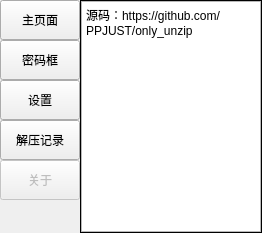
The window that ui_v2 原文件.ui (PPJUST/OnlyUnzip) describes before a commit, drawn with Qt 5.
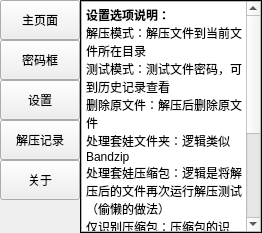
The same window after the commit. The open tabs and pages were chosen to show the change.

Commit message: 更新ui

```diff
--- a/ui_v2 原文件.ui
+++ b/ui_v2 原文件.ui
@@ -154,7 +154,7 @@
       <item>
        <widget class="QPushButton" name="button_page_history_4">
         <property name="enabled">
-         <bool>false</bool>
+         <bool>true</bool>
         </property>
         <property name="minimumSize">
          <size>
@@ -446,7 +446,15 @@
 &lt;html&gt;&lt;head&gt;&lt;meta name=&quot;qrichtext&quot; content=&quot;1&quot; /&gt;&lt;style type=&quot;text/css&quot;&gt;
 p, li { white-space: pre-wrap; }
 &lt;/style&gt;&lt;/head&gt;&lt;body style=&quot; font-family:'SimSun'; font-size:9pt; font-weight:400; font-style:normal;&quot;&gt;
-&lt;p style=&quot; margin-top:0px; margin-bottom:0px; margin-left:0px; margin-right:0px; -qt-block-indent:0; text-indent:0px;&quot;&gt;源码：https://github.com/PPJUST/only_unzip&lt;/p&gt;&lt;/body&gt;&lt;/html&gt;</string>
+&lt;p style=&quot; margin-top:0px; margin-bottom:0px; margin-left:0px; margin-right:0px; -qt-block-indent:0; text-indent:0px;&quot;&gt;&lt;span style=&quot; font-weight:600;&quot;&gt;设置选项说明：&lt;/span&gt;&lt;/p&gt;
+&lt;p style=&quot; margin-top:0px; margin-bottom:0px; margin-left:0px; margin-right:0px; -qt-block-indent:0; text-indent:0px;&quot;&gt;解压模式：解压文件到当前文件所在目录&lt;/p&gt;
+&lt;p style=&quot; margin-top:0px; margin-bottom:0px; margin-left:0px; margin-right:0px; -qt-block-indent:0; text-indent:0px;&quot;&gt;测试模式：测试文件密码，可到历史记录查看&lt;/p&gt;
+&lt;p style=&quot; margin-top:0px; margin-bottom:0px; margin-left:0px; margin-right:0px; -qt-block-indent:0; text-indent:0px;&quot;&gt;删除原文件：解压后删除原文件&lt;/p&gt;
+&lt;p style=&quot; margin-top:0px; margin-bottom:0px; margin-left:0px; margin-right:0px; -qt-block-indent:0; text-indent:0px;&quot;&gt;处理套娃文件夹：逻辑类似Bandzip&lt;/p&gt;
+&lt;p style=&quot; margin-top:0px; margin-bottom:0px; margin-left:0px; margin-right:0px; -qt-block-indent:0; text-indent:0px;&quot;&gt;处理套娃压缩包：逻辑是将解压后的文件再次运行解压测试（偷懒的做法）&lt;/p&gt;
+&lt;p style=&quot; margin-top:0px; margin-bottom:0px; margin-left:0px; margin-right:0px; -qt-block-indent:0; text-indent:0px;&quot;&gt;仅识别压缩包：压缩包的识别：基于magic库+排除后缀xlsx、xls、csv、doc、docx、ppt、pptx、jar、odt、epub、apk、pkg（排除项和图种会被检测为不是压缩包，需要解压请关闭该选项）&lt;/p&gt;
+&lt;p style=&quot;-qt-paragraph-type:empty; margin-top:0px; margin-bottom:0px; margin-left:0px; margin-right:0px; -qt-block-indent:0; text-indent:0px;&quot;&gt;&lt;br /&gt;&lt;/p&gt;
+&lt;p style=&quot; margin-top:0px; margin-bottom:0px; margin-left:0px; margin-right:0px; -qt-block-indent:0; text-indent:0px;&quot;&gt;&lt;span style=&quot; font-weight:600;&quot;&gt;源码：&lt;/span&gt;https://github.com/PPJUST/only_unzip&lt;/p&gt;&lt;/body&gt;&lt;/html&gt;</string>
           </property>
          </widget>
         </item>
```
Left out of the diff: 10 changed lines with no effect on the pictures. The commit also changes 2 other files.
